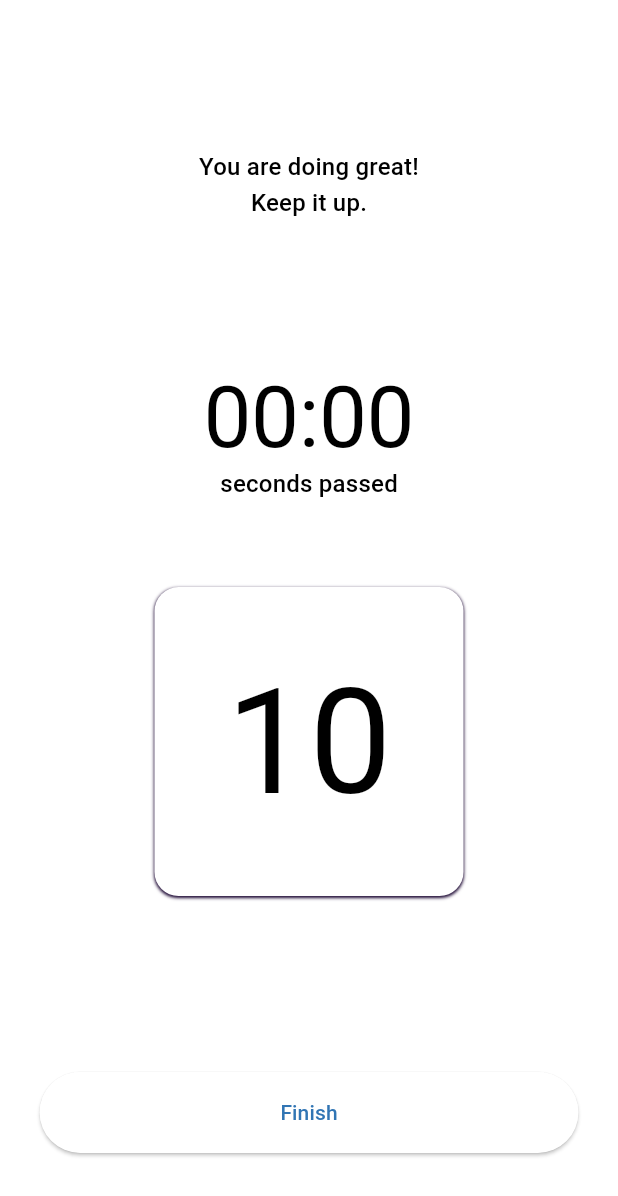
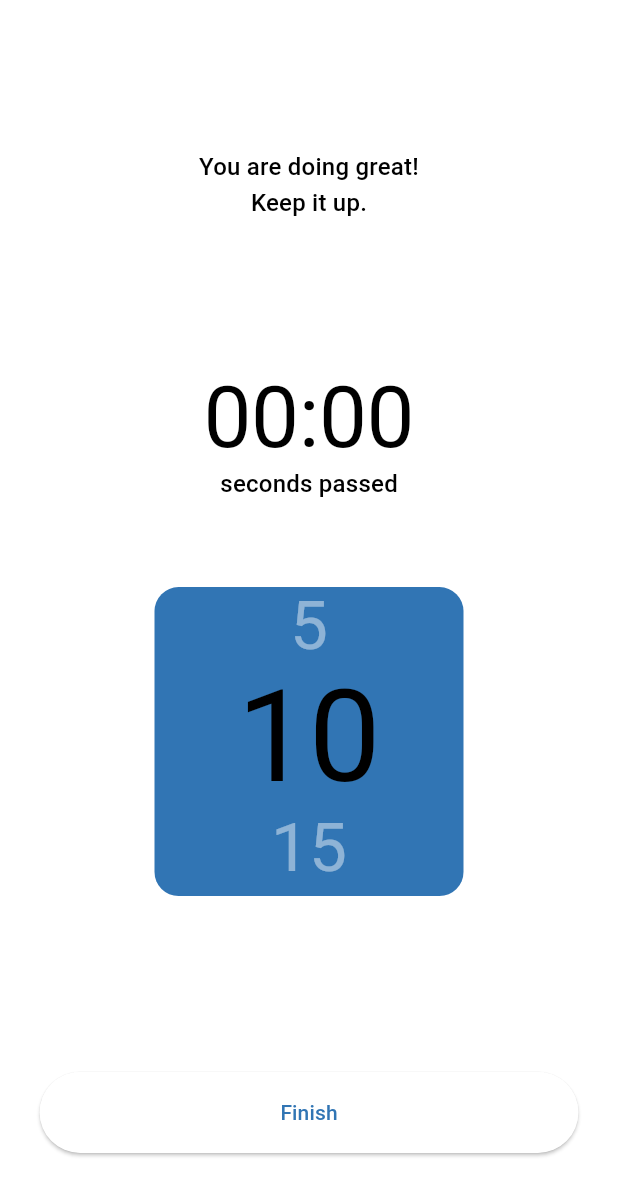
Before and after one commit to behzodfaiziev/nicless-flutter, a Flutter app: the CounterView screen opened by its route, on a phone screen of 412 x 824 dp. Shown: the top 1196 px of the screen. Run offline on Flutter 3.47's test engine with Material 3 defaults, Android fonts, the phone set to English and light mode, and no system bars; our stand-ins replace auto_route, bloc, dartz, dio, equatable, file_picker and 11 more; accounts and stored records are empty; network calls fail.

Commit message:
some updates

```diff
--- a/lib/core/widgets/buttons/base_elevated_button.dart
+++ b/lib/core/widgets/buttons/base_elevated_button.dart
@@ -46,7 +46,7 @@ class BaseElevatedButton extends StatelessWidget {
                 color: context.theme.scaffoldBackgroundColor,
                 child: CupertinoButton(
                   onPressed: onPressed,
-                  color: backgroundColor ?? context.theme.colorScheme.primary,
+                  color: backgroundColor,
                   borderRadius: borderRadius ?? RadiusConst.elevatedButton,
                   padding: EdgeInsets.zero,
                   disabledColor: context.theme.disabledColor,
@@ -72,7 +72,9 @@ class BaseElevatedButton extends StatelessWidget {
         maximumSize: MaterialStatePropertyAll(Size(
             SizeConst.elevatedButtonMinWidth,
             height ?? SizeConst.elevatedButtonBigHeight)),
-        backgroundColor: MaterialStatePropertyAll(backgroundColor),
+        backgroundColor: backgroundColor != null
+            ? MaterialStatePropertyAll(backgroundColor)
+            : context.theme.elevatedButtonTheme.style?.backgroundColor,
         shape: borderRadius != null
             ? MaterialStatePropertyAll(
                 RoundedRectangleBorder(borderRadius: borderRadius!))
--- a/lib/features/home/presentation/views/counter/counter_view.dart
+++ b/lib/features/home/presentation/views/counter/counter_view.dart
@@ -58,21 +58,40 @@ class _CounterViewState extends State<CounterView> with CounterViewMixin {
                 width: context.width * 0.5,
                 decoration: BoxDecoration(
                   borderRadius: RadiusConst.largerRadius,
-                  color: Colors.white,
+                  color: context.theme.colorScheme.primary,
                   boxShadow: [
                     BoxShadow(
-                      color: context.colorScheme.secondary,
+                      color: context.colorScheme.onPrimary.withOpacity(0.5),
                       blurRadius: 1,
                       spreadRadius: 0,
-                      offset: const Offset(0,1),
+                      offset: const Offset(0, 1),
                     ),
                   ],
                 ),
-                child: const Center(
-                  child: Text(
-                    '10',
-                  textScaleFactor: 7,
-                  ),
+                child: Column(
+                  children: [
+                    Text(
+                      '5',
+                      style: context.textTheme.displayMedium?.copyWith(
+                        color: context.theme.colorScheme.onPrimary
+                            .withOpacity(0.45),
+                      ),
+                    ),
+                    Center(
+                      child: Text(
+                        '10',
+                        textScaler: const TextScaler.linear(1.5),
+                        style: context.textTheme.displayLarge,
+                      ),
+                    ),
+                    Text(
+                      '15',
+                      style: context.textTheme.displayMedium?.copyWith(
+                        color: context.theme.colorScheme.onPrimary
+                            .withOpacity(0.45),
+                      ),
+                    ),
+                  ],
                 ),
               ),
             ),
--- a/lib/features/profile/presentation/views/profile_view.dart
+++ b/lib/features/profile/presentation/views/profile_view.dart
@@ -22,7 +22,30 @@ class _ProfileViewState extends State<ProfileView> {
       child: Scaffold(
         body: Column(
           children: [
+            buildTopAvatar(context),
             Padding(
+              padding: PaddingConst.vertical24,
+              child: Column(
+                children: [
+                  Text(
+                    AppConst.tempProfileName,
+                    style: context.textTheme.displaySmall,
+                  ),
+                  Text(
+                    AppConst.tempProfileNickname,
+                    style: context.textTheme.titleMedium,
+                  ),
+                ],
+              ),
+            )
+          ],
+        ),
+      ),
+    );
+  }
+
+  Widget buildTopAvatar(BuildContext context) {
+    return Padding(
       padding: PaddingConst.top24,
       child: Row(
         crossAxisAlignment: CrossAxisAlignment.start,
@@ -36,23 +59,19 @@ class _ProfileViewState extends State<ProfileView> {
             padding: PaddingConst.top12,
             child: CircleAvatar(
               radius: context.width * 0.2,
-                      backgroundImage:
-                          const NetworkImage(AppConst.tempProfileUrl),
+              backgroundImage: const NetworkImage(AppConst.tempProfileUrl),
             ),
           ),
           Container(
             width: 30,
             margin: context.mainHorizontalPaddingRight,
-                      child:   BaseSVGButton(
+            child: BaseSVGButton(
               asset: SVGConst.instance.settings,
               onPressed: () {},
-                      ),),
-                ],
             ),
           ),
         ],
       ),
-      ),
     );
   }
 }
--- a/lib/product/theme/app_colors.dart
+++ b/lib/product/theme/app_colors.dart
@@ -28,8 +28,9 @@ class AppColors {
 
   static const Color white = Color(0xFFFFFFFF);
 
-  static  Color? greyDarkHeadLineMedium = Colors.grey[600];
-  static  Color? greyDarkDisplaySmall = Colors.grey[200];
+  static Color? greyDarkHeadLineMedium = Colors.grey[600];
+  static Color? greyDarkDisplaySmall = Colors.grey[200];
 
-
+  /// Buttons
+  static const Color elevatedButtonColorDark = Color(0xFFDCDCDC);
 }
--- a/lib/product/theme/dark/app_theme_dark.dart
+++ b/lib/product/theme/dark/app_theme_dark.dart
@@ -1,5 +1,6 @@
 import 'package:flutter/material.dart';
 
+import '../../utils/constants/ui_constants/radius_const.dart';
 import '../app_colors.dart';
 import 'primary_text_theme_dark.dart';
 import 'text_theme_dark.dart';
@@ -33,5 +34,12 @@ class AppThemeDark {
         unselectedItemColor: Colors.white54,
         showUnselectedLabels: true,
       ),
-      );
+      elevatedButtonTheme: ElevatedButtonThemeData(
+        style: ElevatedButton.styleFrom(
+          backgroundColor: AppColors.elevatedButtonColorDark,
+          shape: RoundedRectangleBorder(
+              borderRadius: RadiusConst.extraLargeRadius),
+
+        ),
+      ));
 }
--- a/lib/product/theme/dark/text_theme_dark.dart
+++ b/lib/product/theme/dark/text_theme_dark.dart
@@ -7,15 +7,22 @@ class TextThemeDark {
         titleMedium: const TextStyle(
           color: Colors.white,
         ),
+        titleLarge: const TextStyle(
+          color: Colors.white,
+        ),
         headlineSmall: TextStyle(
           color: AppColors.greyDarkHeadLineMedium,
         ),
         displayLarge: const TextStyle(
           color: Colors.white,
         ),
+        displayMedium: TextStyle(
+          color: AppColors.greyDarkDisplaySmall,
+          fontWeight: FontWeight.w600,
+        ),
         displaySmall: TextStyle(
           color: AppColors.greyDarkDisplaySmall,
-          fontWeight: FontWeight.bold,
+          fontWeight: FontWeight.w500,
         ),
       );
 }
```
Lines whose indentation alone changed are shown as unchanged.
